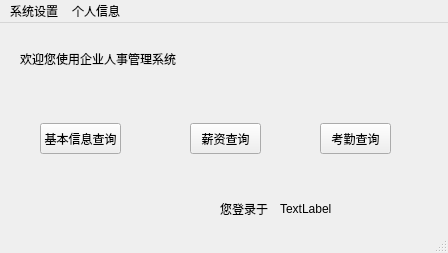
The window that ManageSystem/user.ui (skyformat99/ManagerSystem) describes before a commit, drawn with Qt 5.
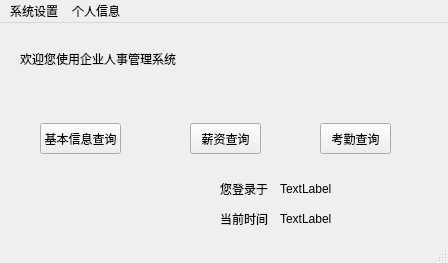
The same window after the commit.

```diff
--- a/ManageSystem/user.ui
+++ b/ManageSystem/user.ui
@@ -7,7 +7,7 @@
     <x>0</x>
     <y>0</y>
     <width>448</width>
-    <height>253</height>
+    <height>263</height>
    </rect>
   </property>
   <property name="windowTitle">
@@ -70,20 +70,33 @@
     <property name="geometry">
      <rect>
       <x>220</x>
+      <y>190</y>
+      <width>54</width>
+      <height>12</height>
+     </rect>
+    </property>
+    <property name="text">
+     <string>当前时间</string>
+    </property>
+   </widget>
+   <widget class="QLabel" name="nowTimeLabel">
+    <property name="geometry">
+     <rect>
+      <x>280</x>
       <y>180</y>
-      <width>54</width>
-      <height>12</height>
+      <width>161</width>
+      <height>31</height>
      </rect>
     </property>
     <property name="text">
-     <string>您登录于</string>
+     <string>TextLabel</string>
     </property>
    </widget>
    <widget class="QLabel" name="timeLabel">
     <property name="geometry">
      <rect>
       <x>280</x>
-      <y>170</y>
+      <y>150</y>
       <width>161</width>
       <height>31</height>
      </rect>
@@ -92,6 +105,19 @@
      <string>TextLabel</string>
     </property>
    </widget>
+   <widget class="QLabel" name="strTimeLabel">
+    <property name="geometry">
+     <rect>
+      <x>220</x>
+      <y>160</y>
+      <width>54</width>
+      <height>12</height>
+     </rect>
+    </property>
+    <property name="text">
+     <string>您登录于</string>
+    </property>
+   </widget>
   </widget>
   <widget class="QMenuBar" name="menubar">
    <property name="geometry">
```
Left out of the diff: 2 changed lines with no effect on the pictures.
